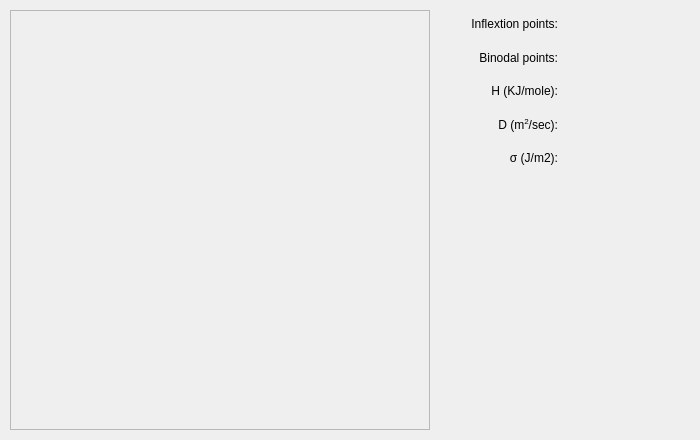
The window that Forms/dialog_view_calc_param.ui (mu2mech/mu2mech) describes before a commit, drawn with Qt 5.
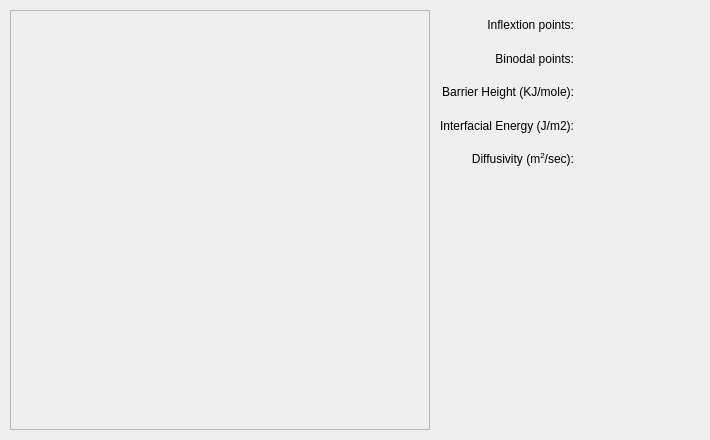
The same window after the commit.

The edit to the form file:
```diff
--- a/Forms/dialog_view_calc_param.ui
+++ b/Forms/dialog_view_calc_param.ui
@@ -6,7 +6,7 @@
    <rect>
     <x>0</x>
     <y>0</y>
-    <width>700</width>
+    <width>710</width>
     <height>440</height>
    </rect>
   </property>
@@ -46,8 +46,8 @@
    <property name="geometry">
     <rect>
      <x>440</x>
-     <y>11</y>
-     <width>241</width>
+     <y>12</y>
+     <width>261</width>
      <height>161</height>
     </rect>
    </property>
@@ -83,7 +83,7 @@
     <item row="2" column="0">
      <widget class="QLabel" name="labelBarrierHeight">
       <property name="text">
-       <string>&lt;html&gt;&lt;head/&gt;&lt;body&gt;&lt;p align=&quot;right&quot;&gt;H (KJ/mole):&lt;/p&gt;&lt;/body&gt;&lt;/html&gt;</string>
+       <string>&lt;html&gt;&lt;head/&gt;&lt;body&gt;&lt;p align=&quot;right&quot;&gt;Barrier Height (KJ/mole):&lt;/p&gt;&lt;/body&gt;&lt;/html&gt;</string>
       </property>
      </widget>
     </item>
@@ -95,28 +95,28 @@
      </widget>
     </item>
     <item row="3" column="0">
-     <widget class="QLabel" name="labelDiffusivity">
+     <widget class="QLabel" name="labelGBEnergy">
       <property name="text">
-       <string>&lt;html&gt;&lt;head/&gt;&lt;body&gt;&lt;p align=&quot;right&quot;&gt;D (m&lt;span style=&quot; vertical-align:super;&quot;&gt;2&lt;/span&gt;/sec):&lt;/p&gt;&lt;/body&gt;&lt;/html&gt;</string>
+       <string>&lt;html&gt;&lt;head/&gt;&lt;body&gt;&lt;p align=&quot;right&quot;&gt;Interfacial Energy (J/m2):&lt;/p&gt;&lt;/body&gt;&lt;/html&gt;</string>
       </property>
      </widget>
     </item>
     <item row="3" column="1">
-     <widget class="QLabel" name="labelDiffusivityValue">
+     <widget class="QLabel" name="labelGBEnergyValue">
       <property name="text">
        <string/>
       </property>
      </widget>
     </item>
     <item row="4" column="0">
-     <widget class="QLabel" name="labelGBEnergy">
+     <widget class="QLabel" name="labelDiffusivity">
       <property name="text">
-       <string>&lt;html&gt;&lt;head/&gt;&lt;body&gt;&lt;p align=&quot;right&quot;&gt;σ (J/m2):&lt;/p&gt;&lt;/body&gt;&lt;/html&gt;</string>
+       <string>&lt;html&gt;&lt;head/&gt;&lt;body&gt;&lt;p align=&quot;right&quot;&gt;Diffusivity (m&lt;span style=&quot; vertical-align:super;&quot;&gt;2&lt;/span&gt;/sec):&lt;/p&gt;&lt;/body&gt;&lt;/html&gt;</string>
       </property>
      </widget>
     </item>
     <item row="4" column="1">
-     <widget class="QLabel" name="labelGBEnergyValue">
+     <widget class="QLabel" name="labelDiffusivityValue">
       <property name="text">
        <string/>
       </property>
```
